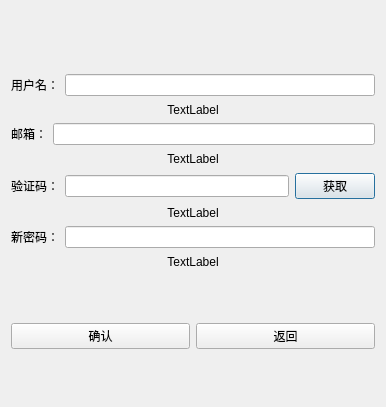
Keyes117/ZhKeyesIM, file ZhKeyesIMClient/UI/ResetDlg.ui: the form before one commit.
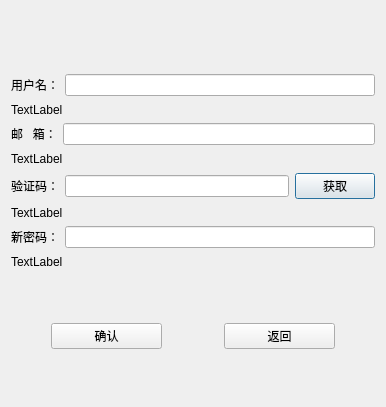
The form after the commit.

```diff
--- a/ZhKeyesIMClient/UI/ResetDlg.ui
+++ b/ZhKeyesIMClient/UI/ResetDlg.ui
@@ -48,17 +48,14 @@
        <property name="text">
         <string>TextLabel</string>
        </property>
-       <property name="alignment">
-        <set>Qt::AlignmentFlag::AlignCenter</set>
-       </property>
       </widget>
      </item>
      <item>
-      <layout class="QHBoxLayout" name="layout_email">
+      <layout class="QHBoxLayout" name="layout_email" stretch="1,8">
        <item>
         <widget class="QLabel" name="label_email">
          <property name="text">
-          <string>邮箱：</string>
+          <string>邮   箱：</string>
          </property>
         </widget>
        </item>
@@ -72,9 +69,6 @@
        <property name="text">
         <string>TextLabel</string>
        </property>
-       <property name="alignment">
-        <set>Qt::AlignmentFlag::AlignCenter</set>
-       </property>
       </widget>
      </item>
      <item>
@@ -103,9 +97,6 @@
        <property name="text">
         <string>TextLabel</string>
        </property>
-       <property name="alignment">
-        <set>Qt::AlignmentFlag::AlignCenter</set>
-       </property>
       </widget>
      </item>
      <item>
@@ -127,9 +118,6 @@
        <property name="text">
         <string>TextLabel</string>
        </property>
-       <property name="alignment">
-        <set>Qt::AlignmentFlag::AlignCenter</set>
-       </property>
       </widget>
      </item>
      <item>
@@ -146,21 +134,60 @@
       </spacer>
      </item>
      <item>
-      <layout class="QHBoxLayout" name="layout_opeartion">
+      <layout class="QHBoxLayout" name="layout_opeartion" stretch="0,4,2,4,0">
        <item>
-        <widget class="QPushButton" name="button_cancel">
-         <property name="text">
-          <string>确认</string>
+        <spacer name="horizontalSpacer_2">
+         <property name="orientation">
+          <enum>Qt::Horizontal</enum>
          </property>
-        </widget>
+         <property name="sizeHint" stdset="0">
+          <size>
+           <width>40</width>
+           <height>20</height>
+          </size>
+         </property>
+        </spacer>
        </item>
        <item>
         <widget class="QPushButton" name="button_confirm">
          <property name="text">
+          <string>确认</string>
+         </property>
+        </widget>
+       </item>
+       <item>
+        <spacer name="horizontalSpacer">
+         <property name="orientation">
+          <enum>Qt::Horizontal</enum>
+         </property>
+         <property name="sizeHint" stdset="0">
+          <size>
+           <width>40</width>
+           <height>20</height>
+          </size>
+         </property>
+        </spacer>
+       </item>
+       <item>
+        <widget class="QPushButton" name="button_cancel">
+         <property name="text">
           <string>返回</string>
          </property>
         </widget>
        </item>
+       <item>
+        <spacer name="horizontalSpacer_3">
+         <property name="orientation">
+          <enum>Qt::Horizontal</enum>
+         </property>
+         <property name="sizeHint" stdset="0">
+          <size>
+           <width>40</width>
+           <height>20</height>
+          </size>
+         </property>
+        </spacer>
+       </item>
       </layout>
      </item>
      <item>
```
Left out of the diff: 8 changed lines with no effect on the pictures.
